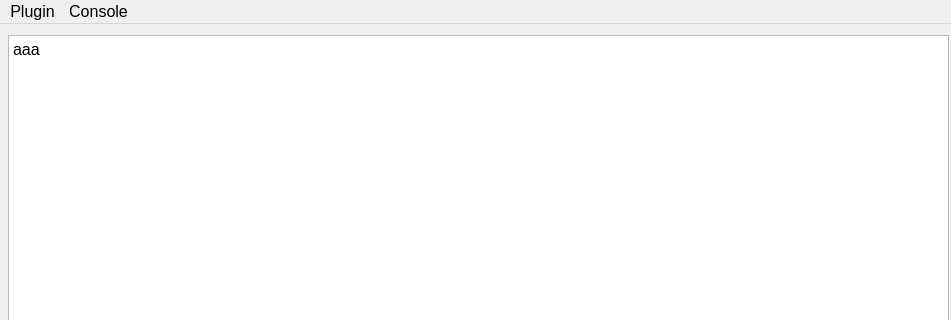
The window that main_window.ui (zalt00/MathUtil) describes before a commit, drawn with Qt 5; both pictures show x 0 to 951 and y 0 to 320 of the 951 by 594 pixel window.
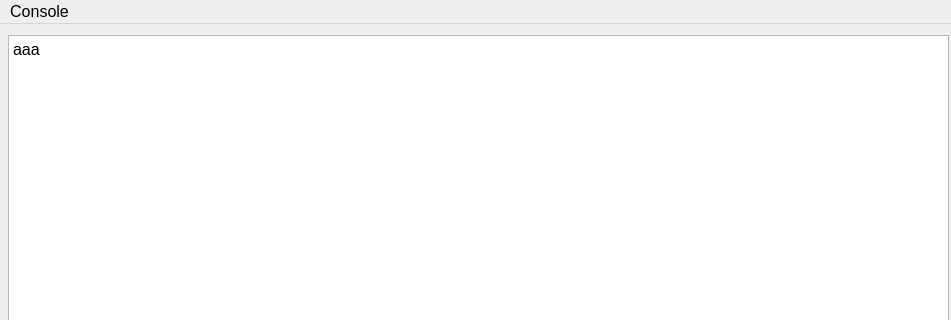
The same window after the commit.

Commit message: amélioration du plugin base_math, ajout du plugin plot

Diff of the .ui file:
```diff
--- a/main_window.ui
+++ b/main_window.ui
@@ -70,22 +70,15 @@
      <x>0</x>
      <y>0</y>
      <width>951</width>
-     <height>21</height>
+     <height>26</height>
     </rect>
    </property>
-   <widget class="QMenu" name="menu_plugin">
-    <property name="title">
-     <string>Plugin</string>
-    </property>
-    <addaction name="action_load_plugin"/>
-   </widget>
    <widget class="QMenu" name="menuConsole">
     <property name="title">
      <string>Console</string>
     </property>
     <addaction name="action_clear"/>
    </widget>
-   <addaction name="menu_plugin"/>
    <addaction name="menuConsole"/>
   </widget>
   <widget class="QStatusBar" name="statusbar"/>
```
Left out of the diff: 28 changed lines with no effect on the pictures. The commit also changes 9 other files.
